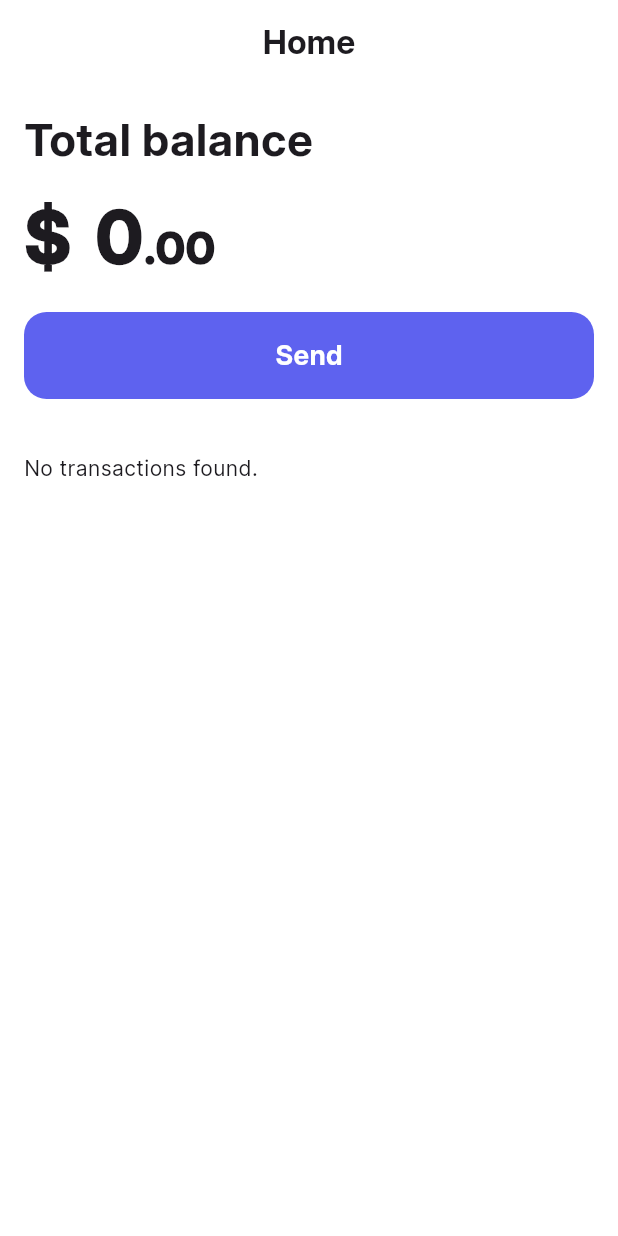
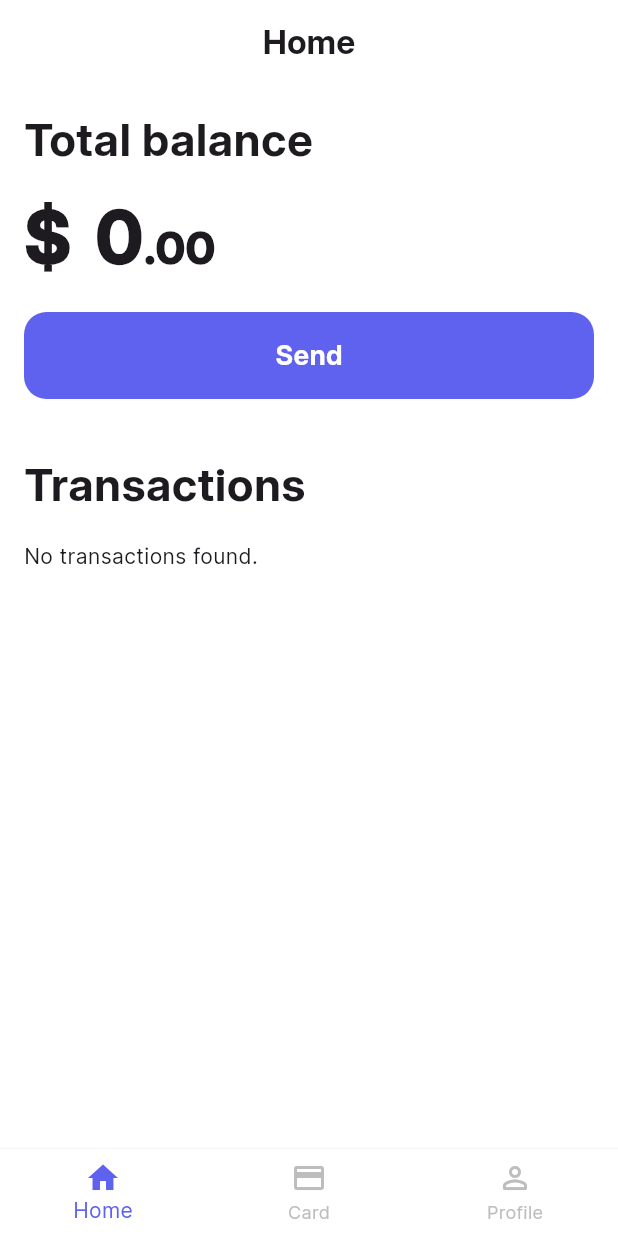
Before and after one commit to rokasdev1/realmbank_mobile, a Flutter app: the screen it shows once a user with an empty profile is signed in, after a tap on "Create account", on a phone screen of 412 x 824 dp. Run offline on Flutter 3.47's test engine with Material 3 defaults, Android fonts, the phone set to English and light mode, and no system bars; our stand-ins replace cloud_firestore, firebase_auth, firebase_core, flutter_dotenv, flutter_svg, rxdart; accounts and stored records are empty; generated files the repository leaves out were written again.

Commit message:
transaction details, better transaction history

```diff
--- a/lib/page_redirectors/auth.dart
+++ b/lib/page_redirectors/auth.dart
@@ -7,6 +7,7 @@ import 'package:realmbank_mobile/page_redirectors/login_register.dart';
 import 'package:realmbank_mobile/pages/home_page.dart';
 import 'package:realmbank_mobile/pages/intro_page.dart';
 import 'package:realmbank_mobile/pages/login_page.dart';
+import 'package:realmbank_mobile/pages/main_page.dart';
 import 'package:realmbank_mobile/pages/start_page.dart';
 
 class Auth extends StatelessWidget {
@@ -30,7 +31,7 @@ class Auth extends StatelessWidget {
             builder: (context, hasFirestoreSnapshot) {
               if (hasFirestoreSnapshot.hasData &&
                   hasFirestoreSnapshot.data == true) {
-                return const HomePage();
+                return MainPage();
               } else {
                 return const IntroPage();
               }
--- a/lib/pages/home_page.dart
+++ b/lib/pages/home_page.dart
@@ -10,7 +10,8 @@ import 'package:realmbank_mobile/widgets/money_widget.dart';
 import 'package:realmbank_mobile/widgets/transactions_widget.dart';
 
 class HomePage extends StatelessWidget {
-  const HomePage({super.key});
+  const HomePage({super.key, required this.user});
+  final UserClass user;
 
   @override
   Widget build(BuildContext context) {
@@ -23,16 +24,7 @@ class HomePage extends StatelessWidget {
         ),
         centerTitle: true,
       ),
-      body: StreamBuilder<DocumentSnapshot>(
-        stream: FirebaseFirestore.instance
-            .collection('users')
-            .doc(FirebaseAuth.instance.currentUser!.uid)
-            .snapshots(),
-        builder: (context, snapshot) {
-          if (snapshot.hasData) {
-            final userData = snapshot.data!.data() as Map<String, dynamic>;
-            final user = UserClass.fromJson(userData);
-            return Padding(
+      body: Padding(
         padding: const EdgeInsets.symmetric(horizontal: 16),
         child: Column(
           crossAxisAlignment: CrossAxisAlignment.start,
@@ -59,16 +51,14 @@ class HomePage extends StatelessWidget {
               },
             ),
             36.heightBox,
+            const Text(
+              'Transactions',
+              style: TextStyle(fontSize: 30, fontWeight: FontWeight.bold),
+            ),
+            16.heightBox,
             const TransactionsWidget(),
           ],
         ),
-            );
-          } else {
-            return const Center(
-              child: Text('There has been an error.'),
-            );
-          }
-        },
       ),
     );
   }
--- a/lib/pages/intro_page.dart
+++ b/lib/pages/intro_page.dart
@@ -4,6 +4,7 @@ import 'package:firebase_auth/firebase_auth.dart';
 import 'package:flutter/material.dart';
 import 'package:realmbank_mobile/models/user.dart';
 import 'package:realmbank_mobile/pages/home_page.dart';
+import 'package:realmbank_mobile/pages/main_page.dart';
 import 'package:realmbank_mobile/utils/card_number_generator.dart';
 import 'package:realmbank_mobile/utils/extensions.dart';
 import 'package:realmbank_mobile/widgets/big_button.dart';
@@ -34,7 +35,10 @@ class _IntroPageState extends State<IntroPage> {
       await createUser(newUser);
 
       Navigator.of(context).pushReplacement(
-          MaterialPageRoute(builder: (context) => const HomePage()));
+        MaterialPageRoute(
+          builder: (context) => const MainPage(),
+        ),
+      );
     } catch (e) {
       log(e.toString());
     }
--- /dev/null
+++ b/lib/pages/main_page.dart
@@ -0,0 +1,61 @@
+import 'package:cloud_firestore/cloud_firestore.dart';
+import 'package:firebase_auth/firebase_auth.dart';
+import 'package:flutter/material.dart';
+import 'package:realmbank_mobile/models/user.dart';
+import 'package:realmbank_mobile/pages/card_page.dart';
+import 'package:realmbank_mobile/pages/home_page.dart';
+import 'package:realmbank_mobile/pages/profile_page.dart';
+
+class MainPage extends StatefulWidget {
+  const MainPage({super.key});
+
+  @override
+  State<MainPage> createState() => _MainPageState();
+}
+
+class _MainPageState extends State<MainPage> {
+  int _currentIndex = 0;
+
+  @override
+  Widget build(BuildContext context) {
+    return Scaffold(
+        body: StreamBuilder(
+          stream: FirebaseFirestore.instance
+              .collection('users')
+              .doc(FirebaseAuth.instance.currentUser!.uid)
+              .snapshots(),
+          builder: (context, snapshot) {
+            if (snapshot.hasData) {
+              final userData = snapshot.data!.data() as Map<String, dynamic>;
+              final user = UserClass.fromJson(userData);
+              return [
+                HomePage(user: user),
+                const CardPage(),
+                const ProfilePage(),
+              ][_currentIndex];
+            } else {
+              return const Text('Error');
+            }
+          },
+        ),
+        bottomNavigationBar: BottomNavigationBar(
+          elevation: 2,
+          backgroundColor: Colors.white,
+          unselectedItemColor: Colors.grey.shade400,
+          selectedItemColor: const Color.fromRGBO(94, 98, 239, 1),
+          items: const [
+            BottomNavigationBarItem(icon: Icon(Icons.home), label: 'Home'),
+            BottomNavigationBarItem(
+                icon: Icon(Icons.credit_card), label: 'Card'),
+            BottomNavigationBarItem(
+                icon: Icon(Icons.person_outline_rounded), label: 'Profile'),
+          ],
+          onTap: (value) {
+            setState(() {
+              _currentIndex = value;
+            });
+          },
+          currentIndex: _currentIndex,
+        ));
+  }
+}
--- a/lib/pages/send_money_page.dart
+++ b/lib/pages/send_money_page.dart
@@ -2,7 +2,7 @@ import 'package:flutter/material.dart';
 import 'package:realmbank_mobile/models/transaction.dart';
 import 'package:realmbank_mobile/models/user.dart';
 import 'package:realmbank_mobile/utils/extensions.dart';
-import 'package:realmbank_mobile/utils/find_user_by_cardNum.dart';
+import 'package:realmbank_mobile/utils/find_user_utils.dart';
 import 'package:realmbank_mobile/widgets/big_button.dart';
 import 'package:realmbank_mobile/widgets/text_field_widget.dart';
 
--- a/lib/utils/number_format.dart
+++ b/lib/utils/number_format.dart
@@ -1,7 +1,6 @@
 import 'package:intl/intl.dart';
 
 String formatNumberWithCommas(String number) {
-  // Create a NumberFormat instance for formatting with commas and two decimal places
   final double doubleNum = double.parse(number);
   final formatter = NumberFormat('#,##0');
   return formatter.format(doubleNum);
--- a/lib/widgets/big_button.dart
+++ b/lib/widgets/big_button.dart
@@ -1,13 +1,15 @@
 import 'package:flutter/material.dart';
 
 class BigButton extends StatefulWidget {
-  const BigButton({
+  BigButton({
     super.key,
     required this.label,
     required this.onTap,
+    this.disabled = false,
   });
   final String label;
   final VoidCallback onTap;
+  bool disabled = false;
 
   @override
   State<BigButton> createState() => _BigButtonState();
@@ -17,13 +19,15 @@ class _BigButtonState extends State<BigButton> {
   @override
   Widget build(BuildContext context) {
     return InkWell(
-      onTap: widget.onTap,
+      onTap: widget.disabled ? null : widget.onTap,
       child: Container(
         width: MediaQuery.of(context).size.width,
         padding: const EdgeInsets.symmetric(vertical: 16),
         decoration: BoxDecoration(
           borderRadius: BorderRadius.circular(15),
-          color: const Color.fromRGBO(94, 98, 239, 1),
+          color: widget.disabled
+              ? Colors.grey
+              : const Color.fromRGBO(94, 98, 239, 1),
         ),
         child: Center(
           child: Text(
--- a/lib/widgets/text_field_widget.dart
+++ b/lib/widgets/text_field_widget.dart
@@ -1,5 +1,8 @@
+import 'dart:developer';
+
 import 'package:flutter/material.dart';
 import 'package:realmbank_mobile/utils/extensions.dart';
+import 'package:realmbank_mobile/utils/number_format.dart';
 
 class TextFieldwidget extends StatefulWidget {
   TextFieldwidget({
@@ -23,9 +26,8 @@ class _TextFieldwidgetState extends State<TextFieldwidget> {
 
   @override
   void initState() {
-    // TODO: implement initState
+    isHidden = widget.isObscure;
     super.initState();
-    isHidden = widget.isObscure;
   }
 
   @override
--- a/lib/widgets/transactions_widget.dart
+++ b/lib/widgets/transactions_widget.dart
@@ -2,8 +2,10 @@ import 'package:cloud_firestore/cloud_firestore.dart';
 import 'package:firebase_auth/firebase_auth.dart';
 import 'package:flutter/material.dart';
 import 'package:realmbank_mobile/models/transaction.dart';
+import 'package:realmbank_mobile/pages/transaction_details_page.dart';
 import 'package:realmbank_mobile/utils/date_converter.dart';
 import 'package:realmbank_mobile/utils/money_formatter.dart';
+import 'package:rxdart/rxdart.dart';
 
 class TransactionsWidget extends StatefulWidget {
   const TransactionsWidget({super.key});
@@ -13,51 +15,48 @@ class TransactionsWidget extends StatefulWidget {
 }
 
 class _TransactionsWidgetState extends State<TransactionsWidget> {
-  late Future<List<QueryDocumentSnapshot>> myTransactionsFuture;
   final userUID = FirebaseAuth.instance.currentUser!.uid;
 
-  @override
-  void initState() {
-    super.initState();
-    myTransactionsFuture = _fetchTransactions();
+  Stream<List<QueryDocumentSnapshot>> _transactionStream() {
+    final sentQuerySnapshots = FirebaseFirestore.instance
+        .collection('transactions')
+        .where('senderUID', isEqualTo: userUID)
+        .snapshots();
+
+    final receivedQuerySnapshots = FirebaseFirestore.instance
+        .collection('transactions')
+        .where('receiverUID', isEqualTo: userUID)
+        .snapshots();
+
+    return Rx.combineLatest2(sentQuerySnapshots, receivedQuerySnapshots,
+        (QuerySnapshot sentSnapshot, QuerySnapshot receivedSnapshot) {
+      final allDocuments = [
+        ...sentSnapshot.docs,
+        ...receivedSnapshot.docs,
+      ];
+
+      allDocuments.sort((a, b) {
+        final timestampA = a['date'] as Timestamp;
+        final timestampB = b['date'] as Timestamp;
+        return timestampB.compareTo(timestampA);
+      });
+
+      return allDocuments;
+    });
   }
 
-  Future<List<QueryDocumentSnapshot>> _fetchTransactions() async {
-    final sentQuerySnapshot = await FirebaseFirestore.instance
-        .collection('transactions')
-        .where('senderUID', isEqualTo: userUID)
-        .get();
-
-    final receivedQuerySnapshot = await FirebaseFirestore.instance
-        .collection('transactions')
-        .where('receiverUID', isEqualTo: userUID)
-        .get();
-
-    final allTransactions = [
-      ...sentQuerySnapshot.docs,
-      ...receivedQuerySnapshot.docs
-    ];
-
-    allTransactions.sort((a, b) {
-      final aTimestamp = (a.data())['date'] as Timestamp;
-      final bTimestamp = (b.data())['date'] as Timestamp;
-      return bTimestamp.compareTo(aTimestamp);
-    });
-
-    return allTransactions;
+  String _sentOrReceivedFullName(TransactionModel transaction) {
+    if (transaction.senderUID == userUID) {
+      return transaction.receiverFullName;
+    } else {
+      return transaction.senderFullName;
     }
-
-  Future<void> _refreshTransactions() async {
-    setState(() {
-      myTransactionsFuture = _fetchTransactions();
-    });
-    await myTransactionsFuture;
   }
 
   @override
   Widget build(BuildContext context) {
-    return FutureBuilder<List<QueryDocumentSnapshot>>(
-      future: myTransactionsFuture,
+    return StreamBuilder<List<QueryDocumentSnapshot>>(
+      stream: _transactionStream(),
       builder: (context, snapshot) {
         if (snapshot.connectionState == ConnectionState.waiting) {
           return const CircularProgressIndicator();
@@ -68,16 +67,25 @@ class _TransactionsWidgetState extends State<TransactionsWidget> {
         }
 
         final myTransactions = snapshot.data!;
-        return RefreshIndicator(
-          onRefresh: () => _refreshTransactions(),
-          child: ListView.builder(
+        return ListView.builder(
+          physics: const NeverScrollableScrollPhysics(),
           shrinkWrap: true,
           itemCount: myTransactions.length,
           itemBuilder: (context, index) {
             final transactionData =
                 myTransactions[index].data() as Map<String, dynamic>;
             final transaction = TransactionModel.fromJson(transactionData);
-              return Padding(
+            return GestureDetector(
+              onTap: () {
+                Navigator.push(
+                  context,
+                  MaterialPageRoute(
+                    builder: (context) =>
+                        TransactionDetailsPage(transaction: transaction),
+                  ),
+                );
+              },
+              child: Padding(
                 padding: const EdgeInsets.symmetric(vertical: 8),
                 child: Row(
                   mainAxisAlignment: MainAxisAlignment.spaceBetween,
@@ -86,7 +94,7 @@ class _TransactionsWidgetState extends State<TransactionsWidget> {
                       crossAxisAlignment: CrossAxisAlignment.start,
                       children: [
                         Text(
-                          transaction.senderFullName,
+                          _sentOrReceivedFullName(transaction),
                           style: const TextStyle(
                               fontSize: 20, fontWeight: FontWeight.bold),
                         ),
@@ -99,9 +107,9 @@ class _TransactionsWidgetState extends State<TransactionsWidget> {
                     ),
                   ],
                 ),
+              ),
             );
           },
-          ),
         );
       },
     );
--- a/pubspec.yaml
+++ b/pubspec.yaml
@@ -41,6 +41,7 @@ dependencies:
   flutter_svg: any
   flutter_dotenv: ^5.1.0
   intl: ^0.19.0
+  rxdart: ^0.28.0
 
 dev_dependencies:
   flutter_test:
```
Also changed, not shown: lib/pages/card_page.dart (added, +32 -0 lines), lib/pages/profile_page.dart (added, +10 -0 lines), lib/pages/transaction_details_page.dart (added, +141 -0 lines), lib/utils/find_user_by_cardNum.dart (deleted, +0 -12 lines), lib/utils/find_user_utils.dart (added, +33 -0 lines), pubspec.lock. Lines whose indentation alone changed are shown as unchanged.
